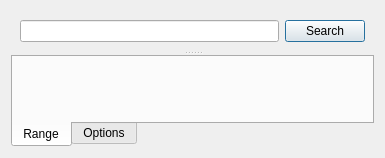
metaxy/openBibleViewer, file src/ui/dialog/searchdialog.ui: the form before one commit.
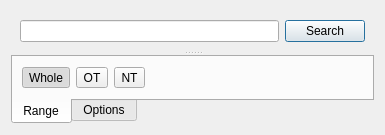
The form after the commit. Icons and pictures are not drawn.

Patch:
```diff
--- a/src/ui/dialog/searchdialog.ui
+++ b/src/ui/dialog/searchdialog.ui
@@ -7,7 +7,7 @@
     <x>0</x>
     <y>0</y>
     <width>385</width>
-    <height>158</height>
+    <height>109</height>
    </rect>
   </property>
   <property name="windowTitle">
@@ -67,7 +67,54 @@
        <attribute name="title">
         <string>Range</string>
        </attribute>
-       <layout class="QHBoxLayout" name="horizontalLayout_2"/>
+       <layout class="QHBoxLayout" name="horizontalLayout_2">
+        <item>
+         <widget class="QToolButton" name="toolButton_whole">
+          <property name="text">
+           <string>Whole</string>
+          </property>
+          <property name="checkable">
+           <bool>true</bool>
+          </property>
+          <property name="checked">
+           <bool>true</bool>
+          </property>
+         </widget>
+        </item>
+        <item>
+         <widget class="QToolButton" name="toolButton_ot">
+          <property name="text">
+           <string>OT</string>
+          </property>
+          <property name="checkable">
+           <bool>true</bool>
+          </property>
+         </widget>
+        </item>
+        <item>
+         <widget class="QToolButton" name="toolButton_nt">
+          <property name="text">
+           <string>NT</string>
+          </property>
+          <property name="checkable">
+           <bool>true</bool>
+          </property>
+         </widget>
+        </item>
+        <item>
+         <spacer name="horizontalSpacer">
+          <property name="orientation">
+           <enum>Qt::Horizontal</enum>
+          </property>
+          <property name="sizeHint" stdset="0">
+           <size>
+            <width>40</width>
+            <height>20</height>
+           </size>
+          </property>
+         </spacer>
+        </item>
+       </layout>
       </widget>
       <widget class="QWidget" name="tabWidgetPage1" native="true">
        <attribute name="title">
```
Left out of the diff: 6 changed lines with no effect on the pictures.
